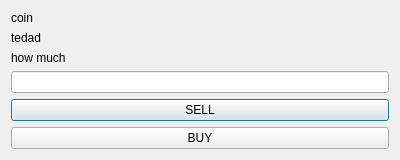
This is getamount.ui in slotfi909/heyDay as Qt 5 draws it before an edit. The edited form follows.
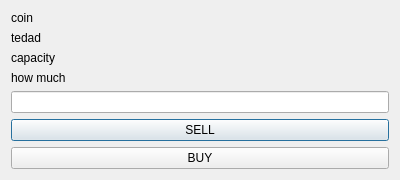
This is the edited form.

The edit to the form file:
```diff
--- a/getamount.ui
+++ b/getamount.ui
@@ -28,6 +28,13 @@
      </property>
     </widget>
    </item>
+   <item>
+    <widget class="QLabel" name="capacity">
+     <property name="text">
+      <string>capacity</string>
+     </property>
+    </widget>
+   </item>
    <item>
     <widget class="QLabel" name="label">
      <property name="text">
```
